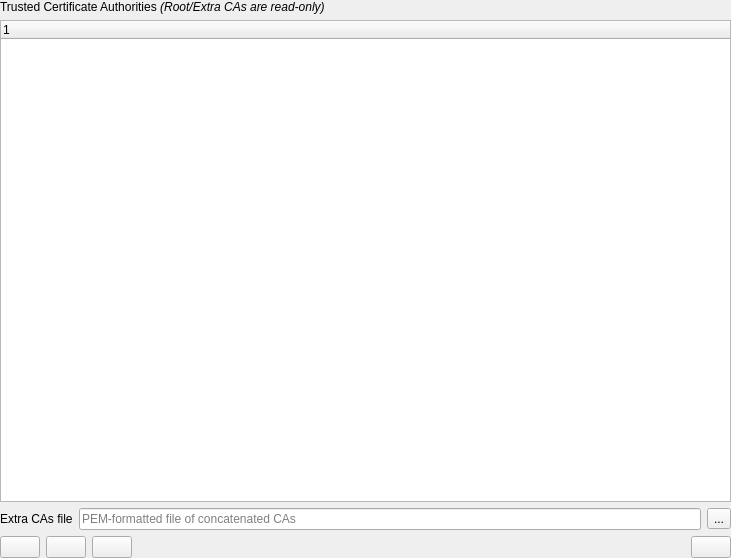
dakcarto/QGIS-Auth, file src/ui/qgsauthenticationauthoritieseditor.ui: the form before one commit.
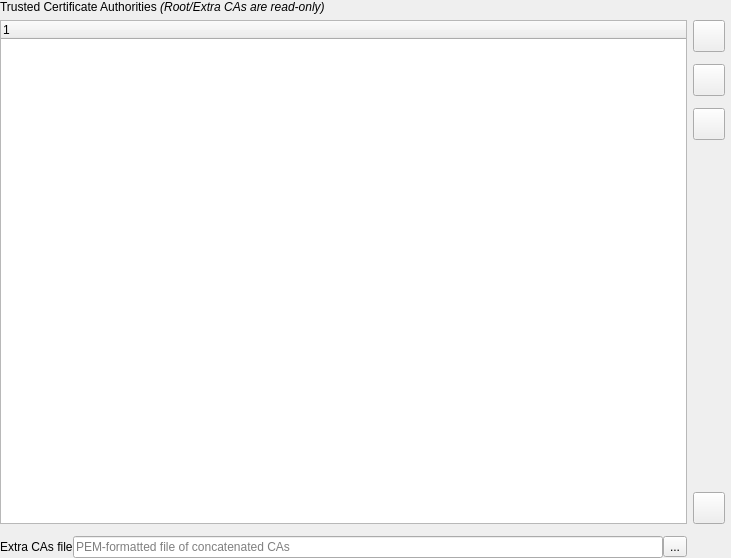
The form after the commit. Icons and pictures are not drawn. Custom widgets are drawn as their Qt base class.

Commit message: Update auth editor widgets with vert buttons; increase tab widget size

Patch:
```diff
--- a/src/ui/qgsauthenticationauthoritieseditor.ui
+++ b/src/ui/qgsauthenticationauthoritieseditor.ui
@@ -40,46 +40,26 @@
     </widget>
    </item>
    <item>
-    <layout class="QVBoxLayout" name="verticalLayout_2">
-     <property name="spacing">
+    <layout class="QGridLayout" name="gridLayout_2">
+     <property name="horizontalSpacing">
       <number>0</number>
      </property>
-     <item>
+     <property name="verticalSpacing">
+      <number>6</number>
+     </property>
+     <item row="1" column="0" colspan="2">
       <widget class="QgsMessageBar" name="msgBar"/>
      </item>
+     <item row="2" column="0">
+      <layout class="QHBoxLayout" name="horizontalLayout">
      <item>
-      <widget class="QTreeWidget" name="treeWidgetCAs">
-       <property name="editTriggers">
-        <set>QAbstractItemView::NoEditTriggers</set>
-       </property>
-       <property name="alternatingRowColors">
-        <bool>true</bool>
-       </property>
-       <property name="selectionMode">
-        <enum>QAbstractItemView::SingleSelection</enum>
-       </property>
-       <property name="selectionBehavior">
-        <enum>QAbstractItemView::SelectRows</enum>
-       </property>
-       <column>
+        <widget class="QLabel" name="lblCaFile">
         <property name="text">
-         <string notr="true">1</string>
-        </property>
-       </column>
-      </widget>
-     </item>
-    </layout>
-   </item>
+          <string>Extra CAs file</string>
+         </property>
+        </widget>
+       </item>
    <item>
-    <layout class="QGridLayout" name="gridLayout">
-     <item row="0" column="2">
-      <widget class="QToolButton" name="btnCaFile">
-       <property name="text">
-        <string>...</string>
-       </property>
-      </widget>
-     </item>
-     <item row="0" column="1">
       <widget class="QLineEdit" name="leCaFile">
        <property name="readOnly">
         <bool>true</bool>
@@ -89,19 +69,34 @@
        </property>
       </widget>
      </item>
-     <item row="0" column="0">
-      <widget class="QLabel" name="lblCaFile">
+       <item>
+        <widget class="QToolButton" name="btnCaFile">
        <property name="text">
-        <string>Extra CAs file</string>
+          <string>...</string>
        </property>
       </widget>
      </item>
     </layout>
    </item>
+     <item row="0" column="1">
+      <layout class="QVBoxLayout" name="verticalLayout_2">
+       <property name="spacing">
+        <number>12</number>
+       </property>
+       <property name="leftMargin">
+        <number>6</number>
+       </property>
+       <property name="rightMargin">
+        <number>6</number>
+       </property>
    <item>
-    <layout class="QHBoxLayout" name="horizontalLayout_2">
-     <item>
-      <widget class="QPushButton" name="btnAddCa">
+        <widget class="QToolButton" name="btnAddCa">
+         <property name="minimumSize">
+          <size>
+           <width>32</width>
+           <height>32</height>
+          </size>
+         </property>
        <property name="text">
         <string/>
        </property>
@@ -118,7 +113,13 @@
       </widget>
      </item>
      <item>
-      <widget class="QPushButton" name="btnRemoveCa">
+        <widget class="QToolButton" name="btnRemoveCa">
+         <property name="minimumSize">
+          <size>
+           <width>32</width>
+           <height>32</height>
+          </size>
+         </property>
        <property name="text">
         <string/>
        </property>
@@ -135,7 +136,13 @@
       </widget>
      </item>
      <item>
-      <widget class="QPushButton" name="btnInfoCa">
+        <widget class="QToolButton" name="btnInfoCa">
+         <property name="minimumSize">
+          <size>
+           <width>32</width>
+           <height>32</height>
+          </size>
+         </property>
        <property name="text">
         <string/>
        </property>
@@ -152,20 +159,26 @@
       </widget>
      </item>
      <item>
-      <spacer name="horizontalSpacer_2">
+        <spacer name="verticalSpacer">
        <property name="orientation">
-        <enum>Qt::Horizontal</enum>
+          <enum>Qt::Vertical</enum>
        </property>
        <property name="sizeHint" stdset="0">
         <size>
-         <width>40</width>
-         <height>20</height>
+           <width>20</width>
+           <height>40</height>
         </size>
        </property>
       </spacer>
      </item>
      <item>
-      <widget class="QPushButton" name="btnViewRefresh">
+        <widget class="QToolButton" name="btnViewRefresh">
+         <property name="minimumSize">
+          <size>
+           <width>32</width>
+           <height>32</height>
+          </size>
+         </property>
        <property name="text">
         <string/>
        </property>
@@ -179,6 +192,29 @@
          <height>20</height>
         </size>
        </property>
+        </widget>
+       </item>
+      </layout>
+     </item>
+     <item row="0" column="0">
+      <widget class="QTreeWidget" name="treeWidgetCAs">
+       <property name="editTriggers">
+        <set>QAbstractItemView::NoEditTriggers</set>
+       </property>
+       <property name="alternatingRowColors">
+        <bool>true</bool>
+       </property>
+       <property name="selectionMode">
+        <enum>QAbstractItemView::SingleSelection</enum>
+       </property>
+       <property name="selectionBehavior">
+        <enum>QAbstractItemView::SelectRows</enum>
+       </property>
+       <column>
+        <property name="text">
+         <string notr="true">1</string>
+        </property>
+       </column>
       </widget>
      </item>
     </layout>
```
Lines whose indentation alone changed are shown as unchanged. The commit also changes 4 other files.
